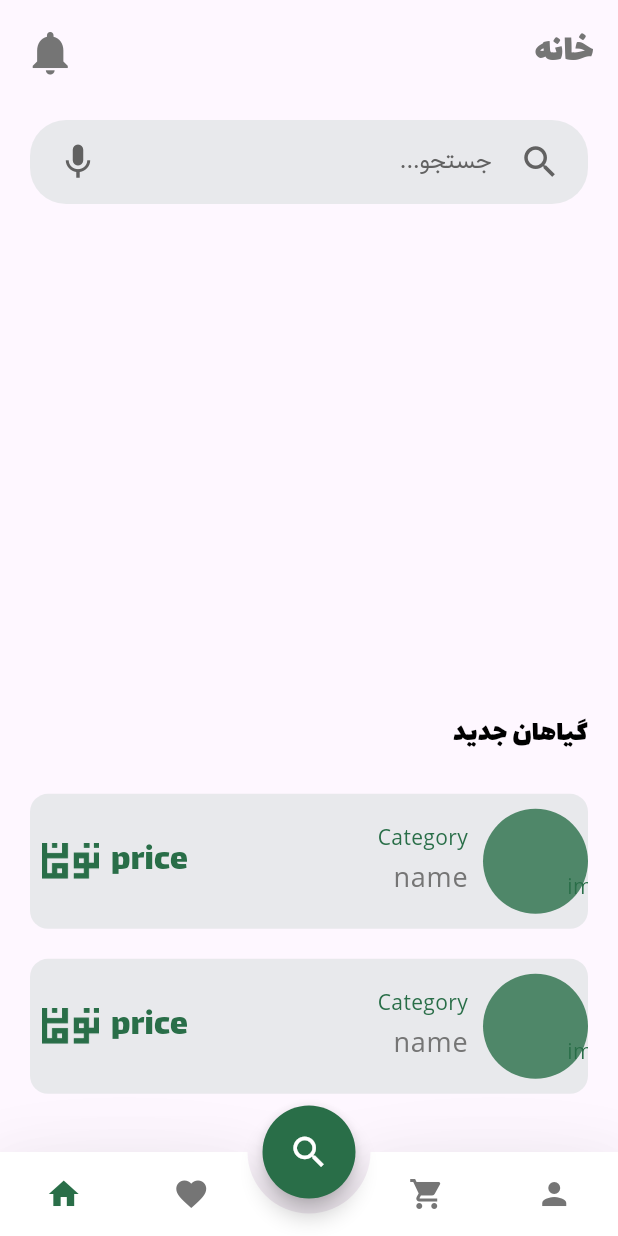
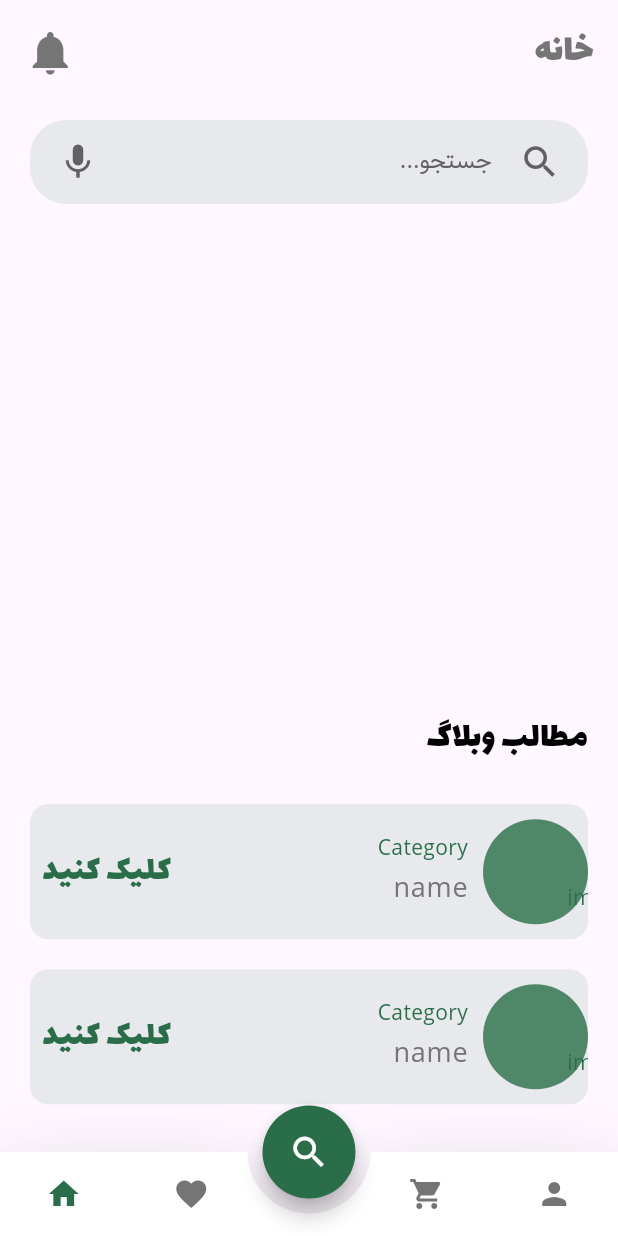
Before and after one commit to Rapithwin/wordpress_app, a Flutter app: the screen it shows after launch, on a phone screen of 412 x 824 dp. Run offline on Flutter 3.47's test engine with Material 3 defaults, Android fonts, the phone set to English and light mode, and no system bars; drawn by our look-alikes of animated_bottom_navigation_bar; our stand-ins replace dio, flutter_dotenv, page_transition; accounts and stored records are empty; network calls fail.

Commit message:
Blog posts, will do it later

```diff
--- a/lib/pages/home_page.dart
+++ b/lib/pages/home_page.dart
@@ -241,15 +241,15 @@ class _HomePageState extends State<HomePage> {
               Padding(
                 padding: const EdgeInsets.only(top: 23, bottom: 8, right: 20),
                 child: Text(
-                  "گیاهان جدید",
+                  "مطالب وبلاگ",
                   style: textTheme.titleLarge?.copyWith(
                     color: Colors.black,
-                    fontSize: 20,
+                    fontSize: 25,
                   ),
                 ),
               ),
 
-              // Blog
+              // TODO: Blog posts
               Container(
                 padding: const EdgeInsets.symmetric(horizontal: 20),
                 height: size.height * 0.29,
@@ -271,22 +271,14 @@ class _HomePageState extends State<HomePage> {
                           mainAxisAlignment: MainAxisAlignment.spaceBetween,
                           children: <Widget>[
                             // Price
-                            Row(
-                              children: <Widget>[
-                                Padding(
-                                  padding: const EdgeInsets.all(8.0),
-                                  child: Image.asset(
-                                    "assets/images/PriceUnit-green.png",
-                                    height: 25,
-                                  ),
-                                ),
-                                Text(
-                                  "price",
-                                  style: textTheme.labelLarge?.copyWith(
-                                      fontSize: 24,
-                                      color: Constants.primaryColor),
-                                ),
-                              ],
+                            Padding(
+                              padding: const EdgeInsets.only(left: 8.0),
+                              child: Text(
+                                "کلیک کنید",
+                                style: textTheme.labelLarge?.copyWith(
+                                    fontSize: 24,
+                                    color: Constants.primaryColor),
+                              ),
                             ),
 
                             Stack(
```
